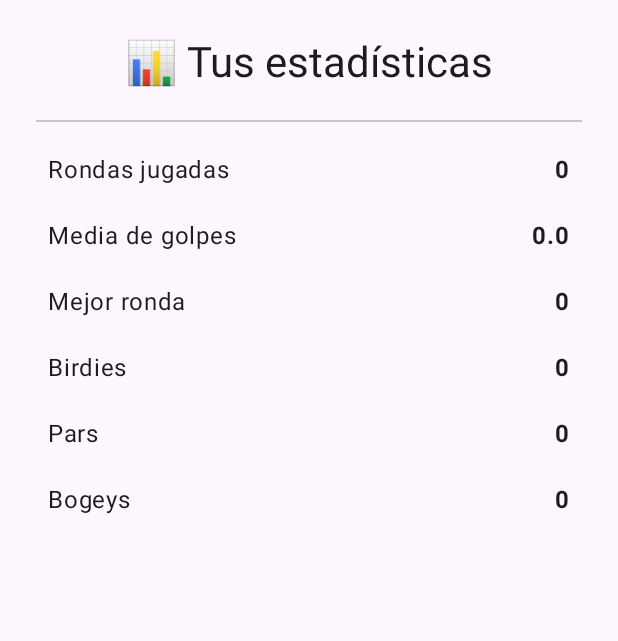
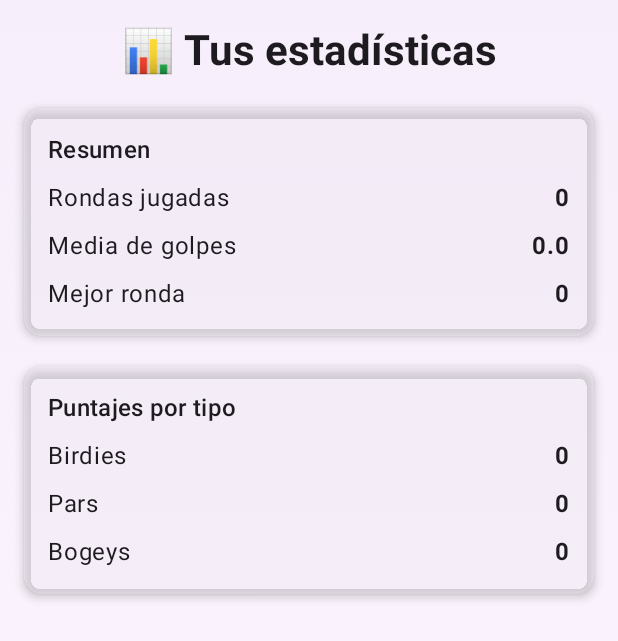
Before and after one commit to SergioCarboFerreiro/GolFinger, an Android app built with Jetpack Compose: the screen it shows after launch (MainActivity), item 3 of the bottom bar chosen, on a phone screen of 412 x 824 dp. Shown: the top 641 px of the screen. Run offline under Robolectric (Android 15) with nearby library versions, the phone set to English and light mode, and no system bars; libraries missing offline, so code that uses them is left out: dev.gitlive.firebase; 17 statements that could not run were skipped.

Commit message:
Updated design for DashboardScreenComposable and UserStatsScreenComposable

```diff
--- a/composeApp/src/commonMain/kotlin/com/gousto/kmm/presentation/screen/dashboard/DashboardScreenComposable.kt
+++ b/composeApp/src/commonMain/kotlin/com/gousto/kmm/presentation/screen/dashboard/DashboardScreenComposable.kt
@@ -1,5 +1,6 @@
 package com.gousto.kmm.presentation.screen.dashboard
 
+import androidx.compose.foundation.background
 import androidx.compose.foundation.layout.Arrangement
 import androidx.compose.foundation.layout.Box
 import androidx.compose.foundation.layout.Column
@@ -8,11 +9,15 @@ import androidx.compose.foundation.layout.fillMaxSize
 import androidx.compose.foundation.layout.fillMaxWidth
 import androidx.compose.foundation.layout.height
 import androidx.compose.foundation.layout.padding
+import androidx.compose.foundation.layout.size
 import androidx.compose.foundation.layout.width
+import androidx.compose.foundation.shape.CircleShape
 import androidx.compose.foundation.shape.RoundedCornerShape
 import androidx.compose.material.icons.Icons
 import androidx.compose.material.icons.filled.Add
 import androidx.compose.material3.Button
+import androidx.compose.material3.Card
+import androidx.compose.material3.CardDefaults
 import androidx.compose.material3.CircularProgressIndicator
 import androidx.compose.material3.Icon
 import androidx.compose.material3.MaterialTheme
@@ -25,6 +30,10 @@ import androidx.compose.runtime.getValue
 import androidx.compose.runtime.remember
 import androidx.compose.ui.Alignment
 import androidx.compose.ui.Modifier
+import androidx.compose.ui.draw.clip
+import androidx.compose.ui.graphics.Brush
+import androidx.compose.ui.text.font.FontWeight
+import androidx.compose.ui.text.style.TextAlign
 import androidx.compose.ui.unit.dp
 import com.gousto.kmm.presentation.screen.dashboard.events.DashboardUiEvent
 import org.koin.compose.viewmodel.koinViewModel
@@ -50,23 +59,71 @@ fun DashboardScreenComposable(
     Box(
         modifier = Modifier
             .fillMaxSize()
-            .padding(24.dp),
+            .background(
+                brush = Brush.verticalGradient(
+                    colors = listOf(
+                        MaterialTheme.colorScheme.primary.copy(alpha = 0.3f),
+                        MaterialTheme.colorScheme.background
+                    )
+                )
+            )
+            .padding(24.dp)
+    ) {
+        if (uiState.isLoading) {
+            CircularProgressIndicator(modifier = Modifier.align(Alignment.Center))
+        } else {
+            Column(
+                modifier = Modifier
+                    .fillMaxWidth()
+                    .align(Alignment.TopCenter),
+                horizontalAlignment = Alignment.CenterHorizontally,
+                verticalArrangement = Arrangement.spacedBy(24.dp)
+            ) {
+
+                Spacer(modifier = Modifier.height(40.dp))
+
+                // Avatar
+                Box(
+                    modifier = Modifier
+                        .size(100.dp)
+                        .clip(CircleShape)
+                        .background(MaterialTheme.colorScheme.primaryContainer),
                     contentAlignment = Alignment.Center
                 ) {
-        if (uiState.isLoading) {
-            CircularProgressIndicator()
-        } else {
+                    Text(
+                        text = uiState.name.firstOrNull()?.uppercase() ?: "",
+                        style = MaterialTheme.typography.headlineMedium,
+                        color = MaterialTheme.colorScheme.onPrimaryContainer
+                    )
+                    // En el futuro: puedes reemplazarlo por una Image con rememberImagePainter
+                }
+
+                // Card con bienvenida
+                Card(
+                    modifier = Modifier
+                        .fillMaxWidth()
+                        .padding(horizontal = 8.dp),
+                    shape = RoundedCornerShape(16.dp),
+                    elevation = CardDefaults.cardElevation(6.dp)
+                ) {
                     Column(
+                        modifier = Modifier.padding(24.dp),
                         horizontalAlignment = Alignment.CenterHorizontally,
-                verticalArrangement = Arrangement.spacedBy(16.dp)
+                        verticalArrangement = Arrangement.spacedBy(12.dp)
                     ) {
                         Text(
                             "🏌️ Bienvenido, ${uiState.name}",
-                    style = MaterialTheme.typography.headlineMedium
+                            style = MaterialTheme.typography.headlineSmall,
+                            fontWeight = FontWeight.Bold
                         )
-                Text("Aquí podrás ver tus estadísticas, rondas y más.")
+                        Text(
+                            "Aquí podrás ver tus estadísticas, rondas y mucho más.",
+                            style = MaterialTheme.typography.bodyMedium,
+                            color = MaterialTheme.colorScheme.onSurfaceVariant,
+                            textAlign = TextAlign.Center
+                        )
 
-                Spacer(modifier = Modifier.height(32.dp))
+                        Spacer(modifier = Modifier.height(16.dp))
 
                         Button(
                             onClick = onNewRoundClick,
@@ -83,3 +140,5 @@ fun DashboardScreenComposable(
                 }
             }
         }
+    }
+}
--- a/composeApp/src/commonMain/kotlin/com/gousto/kmm/presentation/screen/userStats/UserStatsScreenComposable.kt
+++ b/composeApp/src/commonMain/kotlin/com/gousto/kmm/presentation/screen/userStats/UserStatsScreenComposable.kt
@@ -1,18 +1,20 @@
 package com.gousto.kmm.presentation.screen.userStats
 
+import androidx.compose.foundation.background
 import androidx.compose.foundation.layout.Arrangement
 import androidx.compose.foundation.layout.Box
 import androidx.compose.foundation.layout.Column
+import androidx.compose.foundation.layout.ColumnScope
 import androidx.compose.foundation.layout.Row
-import androidx.compose.foundation.layout.Spacer
 import androidx.compose.foundation.layout.fillMaxSize
 import androidx.compose.foundation.layout.fillMaxWidth
-import androidx.compose.foundation.layout.height
 import androidx.compose.foundation.layout.padding
 import androidx.compose.foundation.rememberScrollState
+import androidx.compose.foundation.shape.RoundedCornerShape
 import androidx.compose.foundation.verticalScroll
+import androidx.compose.material3.Card
+import androidx.compose.material3.CardDefaults
 import androidx.compose.material3.CircularProgressIndicator
-import androidx.compose.material3.Divider
 import androidx.compose.material3.MaterialTheme
 import androidx.compose.material3.SnackbarHostState
 import androidx.compose.material3.Text
@@ -23,6 +25,7 @@ import androidx.compose.runtime.getValue
 import androidx.compose.runtime.remember
 import androidx.compose.ui.Alignment
 import androidx.compose.ui.Modifier
+import androidx.compose.ui.graphics.Brush
 import androidx.compose.ui.text.font.FontWeight
 import androidx.compose.ui.unit.dp
 import com.gousto.kmm.presentation.screen.userStats.events.UserStatsScreenUiEvent
@@ -52,48 +55,61 @@ fun UserStatsScreenComposable() {
     Box(
         modifier = Modifier
             .fillMaxSize()
-            .padding(24.dp),
-        contentAlignment = Alignment.Center
+            .background(
+                Brush.verticalGradient(
+                    colors = listOf(
+                        MaterialTheme.colorScheme.primary.copy(alpha = 0.05f),
+                        MaterialTheme.colorScheme.background
+                    )
+                )
+            )
+            .padding(16.dp)
     ) {
         if (uiState.isLoading) {
-            CircularProgressIndicator()
+            CircularProgressIndicator(modifier = Modifier.align(Alignment.Center))
         } else {
             uiState.stats?.let { stats ->
                 Column(
-                    Modifier
+                    modifier = Modifier
                         .fillMaxSize()
                         .verticalScroll(rememberScrollState())
                         .padding(bottom = 48.dp),
-                    Arrangement.spacedBy(20.dp),
-                    Alignment.CenterHorizontally // por si hay botón en el futuro
+                    verticalArrangement = Arrangement.spacedBy(20.dp),
+                    horizontalAlignment = Alignment.CenterHorizontally
                 ) {
-                    Text("📊 Tus estadísticas", style = MaterialTheme.typography.headlineMedium)
-                    Divider()
+                    Text(
+                        "📊 Tus estadísticas",
+                        style = MaterialTheme.typography.headlineMedium,
+                        fontWeight = FontWeight.Bold
+                    )
 
+                    StatCard("Resumen") {
                         StatRow("Rondas jugadas", "${stats.totalRounds}")
                         StatRow("Media de golpes", stats.averageStrokes.round(1))
                         StatRow("Mejor ronda", "${stats.bestRound}")
+                    }
+
+                    StatCard("Puntajes por tipo") {
                         StatRow("Birdies", "${stats.totalBirdies}")
                         StatRow("Pars", "${stats.totalPars}")
                         StatRow("Bogeys", "${stats.totalBogeys}")
+                    }
 
                     if (stats.statsByType.isNotEmpty()) {
-                        Divider()
                         Text("📂 Por tipo de juego", style = MaterialTheme.typography.titleMedium)
-
                         stats.statsByType.forEach { (type, detail) ->
-                            Spacer(Modifier.height(8.dp))
-                            Text(
-                                "• ${mapGameTypeToLabel(type)}",
-                                style = MaterialTheme.typography.bodyLarge
-                            )
+                            StatCard(mapGameTypeToLabel(type)) {
                                 StatRow("Rondas", "${detail.rounds}")
                                 StatRow("Media de golpes", detail.averageStrokes.round(1))
                                 StatRow("Mejor ronda", "${detail.bestRound}")
                             }
                         }
                     }
-            } ?: Text("No hay estadísticas disponibles.")
+                }
+            } ?: Text(
+                "No hay estadísticas disponibles.",
+                modifier = Modifier.align(Alignment.Center)
+            )
         }
     }
 }
@@ -101,13 +117,37 @@ fun UserStatsScreenComposable() {
 @Composable
 fun StatRow(label: String, value: String) {
     Row(
-        Modifier
-            .fillMaxWidth()
-            .padding(horizontal = 8.dp),
+        Modifier.fillMaxWidth(),
         horizontalArrangement = Arrangement.SpaceBetween
     ) {
         Text(label, style = MaterialTheme.typography.bodyLarge)
         Text(value, style = MaterialTheme.typography.bodyLarge, fontWeight = FontWeight.Bold)
+    }
+}
+
+
+@Composable
+fun StatCard(title: String, content: @Composable ColumnScope.() -> Unit) {
+    Card(
+        modifier = Modifier.fillMaxWidth(),
+        shape = RoundedCornerShape(12.dp),
+        elevation = CardDefaults.cardElevation(defaultElevation = 4.dp),
+        colors = CardDefaults.cardColors(
+            containerColor = MaterialTheme.colorScheme.surfaceVariant.copy(alpha = 0.3f)
+        )
+    ) {
+        Column(
+            modifier = Modifier
+                .padding(16.dp),
+            verticalArrangement = Arrangement.spacedBy(8.dp)
+        ) {
+            Text(
+                text = title,
+                style = MaterialTheme.typography.titleMedium,
+                fontWeight = FontWeight.SemiBold
+            )
+            content()
+        }
     }
 }
 
```
Lines whose indentation alone changed are shown as unchanged.
